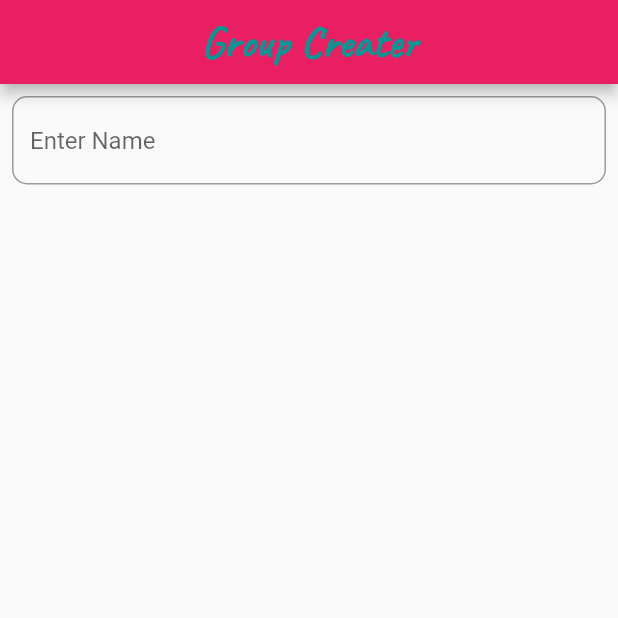
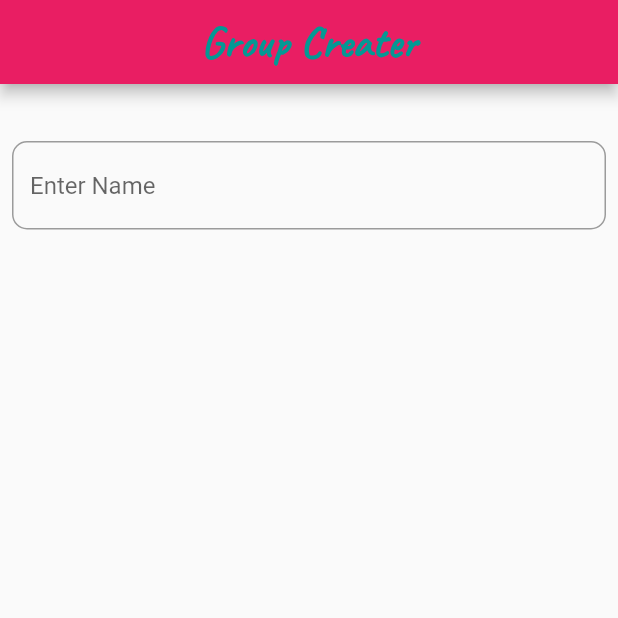
Before and after one commit to thamali-arunika/name_random_genarate, a Flutter app: the screen it shows after launch, on a phone screen of 412 x 824 dp, the top half of it. Run offline on Flutter 3.47's test engine with Material 2 defaults, Android fonts, the light colour scheme and no system bars.

Commit message:
add margin text filed below and down

```diff
--- a/lib/home_page.dart
+++ b/lib/home_page.dart
@@ -26,6 +26,7 @@ class _MyHomePageState extends State<MyHomePage> {
           padding: EdgeInsets.all(8.0),
           child: Column(
             children: [
+              SizedBox(height: 30),
               TextField(
         decoration: InputDecoration(
           hintText: 'Enter Name',
@@ -33,7 +34,8 @@ class _MyHomePageState extends State<MyHomePage> {
             borderRadius: BorderRadius.all(Radius.circular(10))
           )
         ),
-              )
+              ),
+              SizedBox(height: 30),
             ],
           ),
         ),
```
